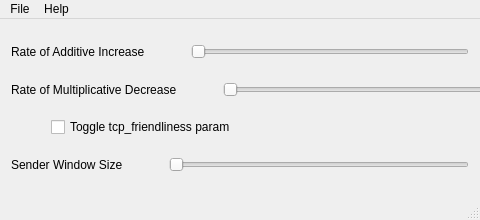
First picture: the form in gui/SlidersOfEvil/mainwindow.ui, repository Gasparila/TCPTuner, before the edit.
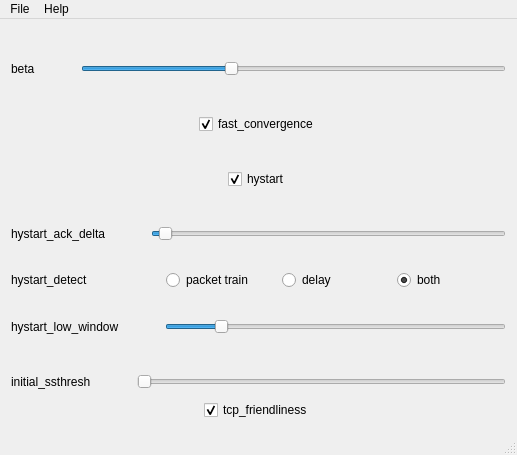
Second picture: the form after the edit.

Commit message: Updated GUI to expose tcp_cubic parameters

Patch:
```diff
--- a/gui/SlidersOfEvil/mainwindow.ui
+++ b/gui/SlidersOfEvil/mainwindow.ui
@@ -6,8 +6,8 @@
    <rect>
     <x>0</x>
     <y>0</y>
-    <width>480</width>
-    <height>220</height>
+    <width>517</width>
+    <height>455</height>
    </rect>
   </property>
   <property name="sizePolicy">
@@ -19,7 +19,7 @@
   <property name="minimumSize">
    <size>
     <width>480</width>
-    <height>220</height>
+    <height>400</height>
    </size>
   </property>
   <property name="windowTitle">
@@ -28,10 +28,7 @@
   <widget class="QWidget" name="centralWidget">
    <layout class="QGridLayout" name="gridLayout_2">
     <item row="0" column="0">
-     <layout class="QVBoxLayout" name="verticalLayout_3">
-      <property name="sizeConstraint">
-       <enum>QLayout::SetDefaultConstraint</enum>
-      </property>
+     <layout class="QVBoxLayout" name="verticalLayout">
       <item>
        <spacer name="verticalSpacer">
         <property name="orientation">
@@ -50,7 +47,7 @@
         <item>
          <widget class="QLabel" name="label">
           <property name="text">
-           <string>Rate of Additive Increase</string>
+           <string>beta</string>
           </property>
          </widget>
         </item>
@@ -78,58 +75,14 @@
             <height>0</height>
            </size>
           </property>
-          <property name="orientation">
-           <enum>Qt::Horizontal</enum>
+          <property name="minimum">
+           <number>1</number>
           </property>
-         </widget>
-        </item>
-       </layout>
-      </item>
-      <item>
-       <spacer name="verticalSpacer_2">
-        <property name="orientation">
-         <enum>Qt::Vertical</enum>
-        </property>
-        <property name="sizeHint" stdset="0">
-         <size>
-          <width>20</width>
-          <height>40</height>
-         </size>
-        </property>
-       </spacer>
-      </item>
-      <item>
-       <layout class="QHBoxLayout" name="horizontalLayout_5">
-        <item>
-         <widget class="QLabel" name="label_2">
-          <property name="text">
-           <string>Rate of Multiplicative Decrease</string>
+          <property name="maximum">
+           <number>2048</number>
           </property>
-         </widget>
-        </item>
-        <item>
-         <spacer name="horizontalSpacer_2">
-          <property name="orientation">
-           <enum>Qt::Horizontal</enum>
-          </property>
-          <property name="sizeType">
-           <enum>QSizePolicy::Minimum</enum>
-          </property>
-          <property name="sizeHint" stdset="0">
-           <size>
-            <width>40</width>
-            <height>20</height>
-           </size>
-          </property>
-         </spacer>
-        </item>
-        <item>
-         <widget class="QSlider" name="horizontalSlider_2">
-          <property name="minimumSize">
-           <size>
-            <width>260</width>
-            <height>0</height>
-           </size>
+          <property name="sliderPosition">
+           <number>717</number>
           </property>
           <property name="orientation">
            <enum>Qt::Horizontal</enum>
@@ -159,6 +112,131 @@
            <enum>Qt::Horizontal</enum>
           </property>
           <property name="sizeType">
+           <enum>QSizePolicy::Expanding</enum>
+          </property>
+          <property name="sizeHint" stdset="0">
+           <size>
+            <width>40</width>
+            <height>20</height>
+           </size>
+          </property>
+         </spacer>
+        </item>
+        <item>
+         <widget class="QCheckBox" name="chk_fast_convergence">
+          <property name="text">
+           <string>fast_convergence</string>
+          </property>
+          <property name="checked">
+           <bool>true</bool>
+          </property>
+         </widget>
+        </item>
+        <item>
+         <spacer name="spacer_fast_r">
+          <property name="orientation">
+           <enum>Qt::Horizontal</enum>
+          </property>
+          <property name="sizeType">
+           <enum>QSizePolicy::Expanding</enum>
+          </property>
+          <property name="sizeHint" stdset="0">
+           <size>
+            <width>40</width>
+            <height>20</height>
+           </size>
+          </property>
+         </spacer>
+        </item>
+       </layout>
+      </item>
+      <item>
+       <spacer name="verticalSpacer_6">
+        <property name="orientation">
+         <enum>Qt::Vertical</enum>
+        </property>
+        <property name="sizeHint" stdset="0">
+         <size>
+          <width>20</width>
+          <height>40</height>
+         </size>
+        </property>
+       </spacer>
+      </item>
+      <item>
+       <layout class="QHBoxLayout" name="layout_hystart">
+        <item>
+         <spacer name="spacer_hystart_l">
+          <property name="orientation">
+           <enum>Qt::Horizontal</enum>
+          </property>
+          <property name="sizeType">
+           <enum>QSizePolicy::Expanding</enum>
+          </property>
+          <property name="sizeHint" stdset="0">
+           <size>
+            <width>40</width>
+            <height>20</height>
+           </size>
+          </property>
+         </spacer>
+        </item>
+        <item>
+         <widget class="QCheckBox" name="chk_hystart">
+          <property name="text">
+           <string>hystart</string>
+          </property>
+          <property name="checked">
+           <bool>true</bool>
+          </property>
+         </widget>
+        </item>
+        <item>
+         <spacer name="spacer_hystart_r">
+          <property name="orientation">
+           <enum>Qt::Horizontal</enum>
+          </property>
+          <property name="sizeType">
+           <enum>QSizePolicy::Expanding</enum>
+          </property>
+          <property name="sizeHint" stdset="0">
+           <size>
+            <width>40</width>
+            <height>20</height>
+           </size>
+          </property>
+         </spacer>
+        </item>
+       </layout>
+      </item>
+      <item>
+       <spacer name="verticalSpacer_2">
+        <property name="orientation">
+         <enum>Qt::Vertical</enum>
+        </property>
+        <property name="sizeHint" stdset="0">
+         <size>
+          <width>20</width>
+          <height>40</height>
+         </size>
+        </property>
+       </spacer>
+      </item>
+      <item>
+       <layout class="QHBoxLayout" name="layout_hystart_ack_delta">
+        <item>
+         <widget class="QLabel" name="label_ack_delta">
+          <property name="text">
+           <string>hystart_ack_delta</string>
+          </property>
+         </widget>
+        </item>
+        <item>
+         <spacer name="spacer_ack_delta">
+          <property name="orientation">
+           <enum>Qt::Horizontal</enum>
+          </property>
+          <property name="sizeType">
            <enum>QSizePolicy::Minimum</enum>
           </property>
           <property name="sizeHint" stdset="0">
@@ -170,14 +248,53 @@
          </spacer>
         </item>
         <item>
-         <widget class="QCheckBox" name="checkBox">
+         <widget class="QSlider" name="slider_ack_delta">
+          <property name="minimumSize">
+           <size>
+            <width>260</width>
+            <height>0</height>
+           </size>
+          </property>
+          <property name="minimum">
+           <number>1</number>
+          </property>
+          <property name="maximum">
+           <number>50</number>
+          </property>
+          <property name="sliderPosition">
+           <number>2</number>
+          </property>
+          <property name="orientation">
+           <enum>Qt::Horizontal</enum>
+          </property>
+         </widget>
+        </item>
+       </layout>
+      </item>
+      <item>
+       <spacer name="verticalSpacer_8">
+        <property name="orientation">
+         <enum>Qt::Vertical</enum>
+        </property>
+        <property name="sizeHint" stdset="0">
+         <size>
+          <width>17</width>
+          <height>32</height>
+         </size>
+        </property>
+       </spacer>
+      </item>
+      <item>
+       <layout class="QHBoxLayout" name="layout_hystart_detect">
+        <item>
+         <widget class="QLabel" name="label_hystart_detect">
           <property name="text">
-           <string>Toggle tcp_friendliness param</string>
+           <string>hystart_detect</string>
           </property>
          </widget>
         </item>
         <item>
-         <spacer name="horizontalSpacer_4">
+         <spacer name="spacer_hystart_detect">
           <property name="orientation">
            <enum>Qt::Horizontal</enum>
           </property>
@@ -192,6 +309,39 @@
           </property>
          </spacer>
         </item>
+        <item>
+         <widget class="QRadioButton" name="rb_packet_train">
+          <property name="text">
+           <string>packet train</string>
+          </property>
+          <attribute name="buttonGroup">
+           <string notr="true">buttonGroup_hystart_detect</string>
+          </attribute>
+         </widget>
+        </item>
+        <item>
+         <widget class="QRadioButton" name="rb_delay">
+          <property name="text">
+           <string>delay</string>
+          </property>
+          <attribute name="buttonGroup">
+           <string notr="true">buttonGroup_hystart_detect</string>
+          </attribute>
+         </widget>
+        </item>
+        <item>
+         <widget class="QRadioButton" name="rb_both">
+          <property name="text">
+           <string>both</string>
+          </property>
+          <property name="checked">
+           <bool>true</bool>
+          </property>
+          <attribute name="buttonGroup">
+           <string notr="true">buttonGroup_hystart_detect</string>
+          </attribute>
+         </widget>
+        </item>
        </layout>
       </item>
       <item>
@@ -201,8 +351,8 @@
         </property>
         <property name="sizeHint" stdset="0">
          <size>
-          <width>20</width>
-          <height>40</height>
+          <width>17</width>
+          <height>32</height>
          </size>
         </property>
        </spacer>
@@ -212,7 +362,7 @@
         <item>
          <widget class="QLabel" name="label_3">
           <property name="text">
-           <string>Sender Window Size</string>
+           <string>hystart_low_window</string>
           </property>
          </widget>
         </item>
@@ -240,6 +390,15 @@
             <height>0</height>
            </size>
           </property>
+          <property name="minimum">
+           <number>1</number>
+          </property>
+          <property name="maximum">
+           <number>100</number>
+          </property>
+          <property name="sliderPosition">
+           <number>16</number>
+          </property>
           <property name="orientation">
            <enum>Qt::Horizontal</enum>
           </property>
@@ -260,6 +419,127 @@
         </property>
        </spacer>
       </item>
+      <item>
+       <layout class="QHBoxLayout" name="layout_ssthresh">
+        <item>
+         <widget class="QLabel" name="label_ssthresh">
+          <property name="text">
+           <string>initial_ssthresh</string>
+          </property>
+         </widget>
+        </item>
+        <item>
+         <spacer name="spacer_ssthresh">
+          <property name="orientation">
+           <enum>Qt::Horizontal</enum>
+          </property>
+          <property name="sizeType">
+           <enum>QSizePolicy::Minimum</enum>
+          </property>
+          <property name="sizeHint" stdset="0">
+           <size>
+            <width>40</width>
+            <height>20</height>
+           </size>
+          </property>
+         </spacer>
+        </item>
+        <item>
+         <widget class="QSlider" name="slider_ssthresh">
+          <property name="minimumSize">
+           <size>
+            <width>260</width>
+            <height>0</height>
+           </size>
+          </property>
+          <property name="minimum">
+           <number>0</number>
+          </property>
+          <property name="maximum">
+           <number>500</number>
+          </property>
+          <property name="sliderPosition">
+           <number>0</number>
+          </property>
+          <property name="orientation">
+           <enum>Qt::Horizontal</enum>
+          </property>
+         </widget>
+        </item>
+       </layout>
+      </item>
+      <item>
+       <spacer name="verticalSpacer_7">
+        <property name="orientation">
+         <enum>Qt::Vertical</enum>
+        </property>
+        <property name="sizeHint" stdset="0">
+         <size>
+          <width>13</width>
+          <height>13</height>
+         </size>
+        </property>
+       </spacer>
+      </item>
+      <item>
+       <layout class="QHBoxLayout" name="layout_tcp_friendliness">
+        <item>
+         <spacer name="spacer_tcp_l">
+          <property name="orientation">
+           <enum>Qt::Horizontal</enum>
+          </property>
+          <property name="sizeType">
+           <enum>QSizePolicy::Expanding</enum>
+          </property>
+          <property name="sizeHint" stdset="0">
+           <size>
+            <width>40</width>
+            <height>20</height>
+           </size>
+          </property>
+         </spacer>
+        </item>
+        <item>
+         <widget class="QCheckBox" name="chk_tcp_friendliness">
+          <property name="text">
+           <string>tcp_friendliness</string>
+          </property>
+          <property name="checked">
+           <bool>true</bool>
+          </property>
+         </widget>
+        </item>
+        <item>
+         <spacer name="spacer_tcp_r">
+          <property name="orientation">
+           <enum>Qt::Horizontal</enum>
+          </property>
+          <property name="sizeType">
+           <enum>QSizePolicy::Expanding</enum>
+          </property>
+          <property name="sizeHint" stdset="0">
+           <size>
+            <width>40</width>
+            <height>20</height>
+           </size>
+          </property>
+         </spacer>
+        </item>
+       </layout>
+      </item>
+      <item>
+       <spacer name="verticalSpacer_9">
+        <property name="orientation">
+         <enum>Qt::Vertical</enum>
+        </property>
+        <property name="sizeHint" stdset="0">
+         <size>
+          <width>13</width>
+          <height>13</height>
+         </size>
+        </property>
+       </spacer>
+      </item>
      </layout>
     </item>
    </layout>
@@ -269,7 +549,7 @@
     <rect>
      <x>0</x>
      <y>0</y>
-     <width>480</width>
+     <width>517</width>
      <height>21</height>
     </rect>
    </property>
```
Left out of the diff: 25 changed lines with no effect on the pictures. The commit also changes 5 other files.
